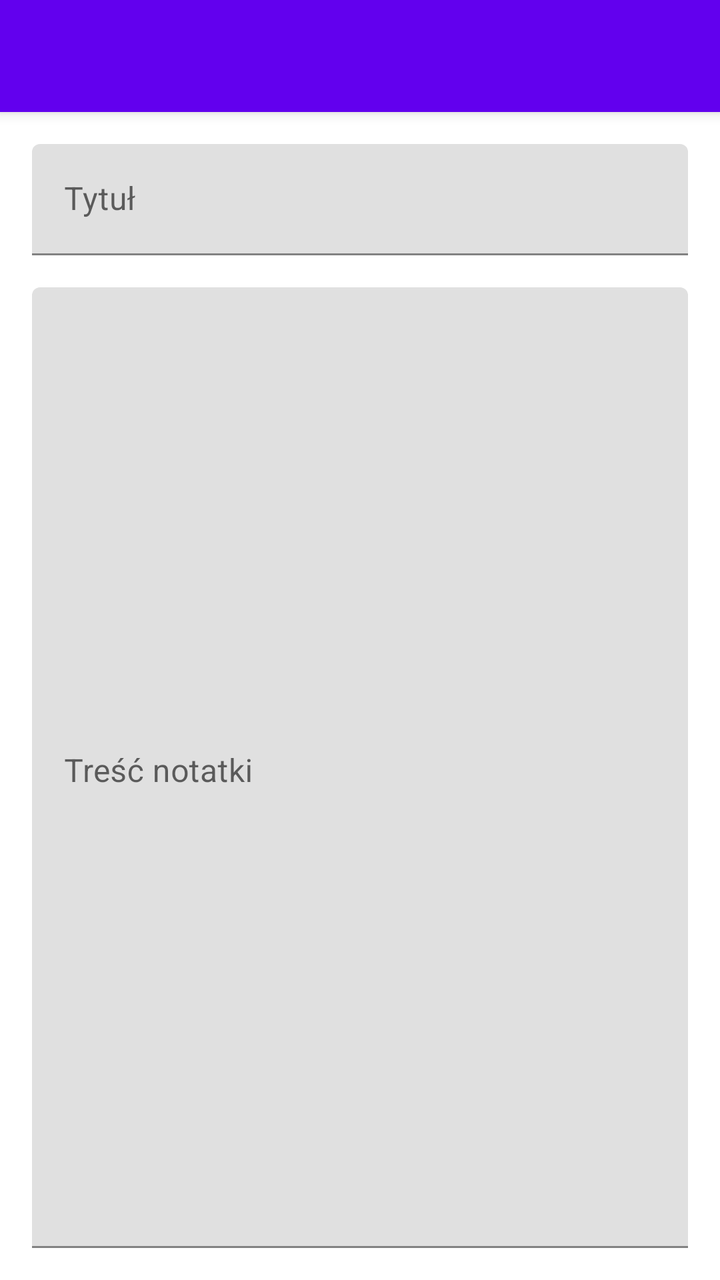
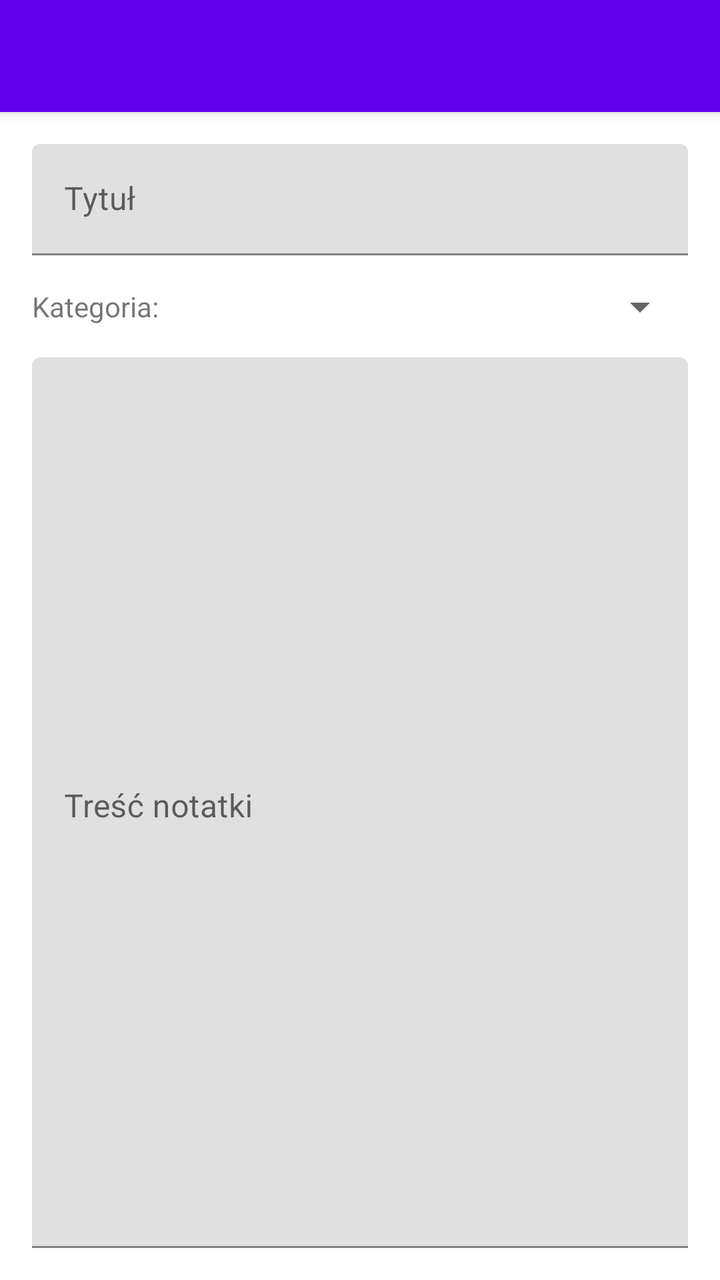

The first picture is an Android layout as it rendered before a commit; the second is the same layout after the commit. The layout source and the unified diff follow.
<!-- AndroidManifest.xml: activity theme Theme.QuickNote -->
<!-- res/layout/activity_add_edit_note.xml -->
<?xml version="1.0" encoding="utf-8"?>
<androidx.coordinatorlayout.widget.CoordinatorLayout xmlns:android="http://schemas.android.com/apk/res/android"
    xmlns:app="http://schemas.android.com/apk/res-auto"
    xmlns:tools="http://schemas.android.com/tools"
    android:layout_width="match_parent"
    android:layout_height="match_parent"
    tools:context=".AddEditNoteActivity">

    <com.google.android.material.appbar.AppBarLayout
        android:layout_width="match_parent"
        android:layout_height="wrap_content"
        android:theme="@style/ThemeOverlay.MaterialComponents.Dark.ActionBar">

        <androidx.appcompat.widget.Toolbar
            android:id="@+id/toolbar"
            android:layout_width="match_parent"
            android:layout_height="?attr/actionBarSize"
            android:background="?attr/colorPrimary"
            app:popupTheme="@style/ThemeOverlay.MaterialComponents.Light" />

    </com.google.android.material.appbar.AppBarLayout>

    <androidx.constraintlayout.widget.ConstraintLayout
        android:layout_width="match_parent"
        android:layout_height="match_parent"
        android:padding="16dp"
        app:layout_behavior="@string/appbar_scrolling_view_behavior">

        <com.google.android.material.textfield.TextInputLayout
            android:id="@+id/textInputLayoutTitle"
            android:layout_width="0dp"
            android:layout_height="wrap_content"
            app:layout_constraintEnd_toEndOf="parent"
            app:layout_constraintStart_toStartOf="parent"
            app:layout_constraintTop_toTopOf="parent">

            <com.google.android.material.textfield.TextInputEditText
                android:id="@+id/editTextTitle"
                android:layout_width="match_parent"
                android:layout_height="wrap_content"
                android:hint="Tytuł"
                android:inputType="textCapSentences"
                android:maxLines="1" />
        </com.google.android.material.textfield.TextInputLayout>

        <com.google.android.material.textfield.TextInputLayout
            android:id="@+id/textInputLayoutContent"
            android:layout_width="0dp"
            android:layout_height="0dp"
            android:layout_marginTop="16dp"
            app:layout_constraintBottom_toBottomOf="parent"
            app:layout_constraintEnd_toEndOf="parent"
            app:layout_constraintStart_toStartOf="parent"
            app:layout_constraintTop_toBottomOf="@+id/textInputLayoutTitle">

            <com.google.android.material.textfield.TextInputEditText
                android:id="@+id/editTextContent"
                android:layout_width="match_parent"
                android:layout_height="match_parent"
                android:gravity="top"
                android:hint="Treść notatki"
                android:inputType="textMultiLine|textCapSentences" />
        </com.google.android.material.textfield.TextInputLayout>

    </androidx.constraintlayout.widget.ConstraintLayout>

</androidx.coordinatorlayout.widget.CoordinatorLayout>
<!-- resources referenced by this layout -->
<resources>
  <style name="Theme.QuickNote" parent="Theme.MaterialComponents.Light.NoActionBar">
          
          <item name="colorPrimary">@color/purple_500</item>
          <item name="colorPrimaryVariant">@color/purple_700</item>
          <item name="colorOnPrimary">@color/white</item>
          
          <item name="colorSecondary">@color/teal_200</item>
          <item name="colorSecondaryVariant">@color/teal_700</item>
          <item name="colorOnSecondary">@color/black</item>
          
          <item name="android:statusBarColor">?attr/colorPrimaryVariant</item>
          
      </style>
  <color name="purple_500">#FF6200EE</color>
  <color name="purple_700">#FF3700B3</color>
  <color name="white">#FFFFFFFF</color>
  <color name="teal_200">#FF03DAC5</color>
  <color name="teal_700">#FF018786</color>
  <color name="black">#FF000000</color>
</resources>

<!-- the commit's change to res/layout/activity_add_edit_note.xml (unified diff, before → after) -->
@@ -43,6 +43,25 @@
                 android:maxLines="1" />
         </com.google.android.material.textfield.TextInputLayout>
 
+        <TextView
+            android:id="@+id/textViewCategoryLabel"
+            android:layout_width="wrap_content"
+            android:layout_height="wrap_content"
+            android:layout_marginTop="16dp"
+            android:text="Kategoria:"
+            app:layout_constraintStart_toStartOf="parent"
+            app:layout_constraintTop_toBottomOf="@+id/textInputLayoutTitle" />
+
+        <Spinner
+            android:id="@+id/spinnerCategory"
+            android:layout_width="0dp"
+            android:layout_height="wrap_content"
+            android:layout_marginStart="8dp"
+            app:layout_constraintBottom_toBottomOf="@+id/textViewCategoryLabel"
+            app:layout_constraintEnd_toEndOf="parent"
+            app:layout_constraintStart_toEndOf="@+id/textViewCategoryLabel"
+            app:layout_constraintTop_toTopOf="@+id/textViewCategoryLabel" />
+
         <com.google.android.material.textfield.TextInputLayout
             android:id="@+id/textInputLayoutContent"
             android:layout_width="0dp"
@@ -51,7 +70,7 @@
             app:layout_constraintBottom_toBottomOf="parent"
             app:layout_constraintEnd_toEndOf="parent"
             app:layout_constraintStart_toStartOf="parent"
-            app:layout_constraintTop_toBottomOf="@+id/textInputLayoutTitle">
+            app:layout_constraintTop_toBottomOf="@+id/textViewCategoryLabel">
 
             <com.google.android.material.textfield.TextInputEditText
                 android:id="@+id/editTextContent"
